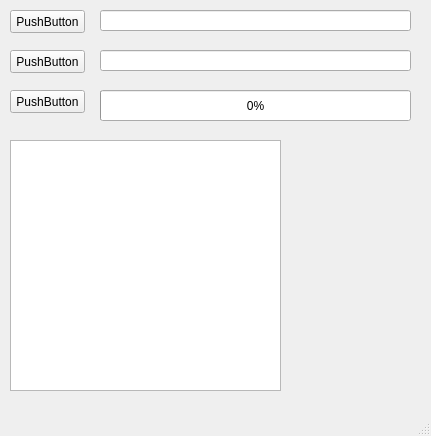
The window that ui/mainWindow.ui (rikioy/media_archive) describes before a commit, drawn with Qt 5.
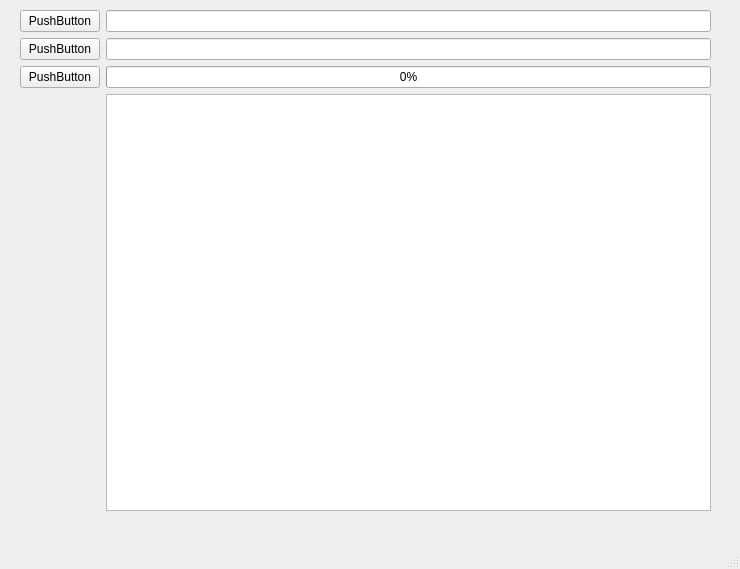
The same window after the commit.

The edit to the form file:
```diff
--- a/ui/mainWindow.ui
+++ b/ui/mainWindow.ui
@@ -6,95 +6,66 @@
    <rect>
     <x>0</x>
     <y>0</y>
-    <width>431</width>
-    <height>436</height>
+    <width>740</width>
+    <height>569</height>
    </rect>
   </property>
   <property name="windowTitle">
    <string>MainWindow</string>
   </property>
   <widget class="QWidget" name="centralwidget">
-   <widget class="QPushButton" name="srcBtn">
+   <widget class="QWidget" name="horizontalLayoutWidget">
     <property name="geometry">
      <rect>
-      <x>10</x>
+      <x>20</x>
       <y>10</y>
-      <width>75</width>
-      <height>23</height>
+      <width>691</width>
+      <height>501</height>
      </rect>
     </property>
-    <property name="text">
-     <string>PushButton</string>
-    </property>
-   </widget>
-   <widget class="QLineEdit" name="srcEdit">
-    <property name="geometry">
-     <rect>
-      <x>100</x>
-      <y>10</y>
-      <width>311</width>
-      <height>21</height>
-     </rect>
-    </property>
-   </widget>
-   <widget class="QPushButton" name="dstBtn">
-    <property name="geometry">
-     <rect>
-      <x>10</x>
-      <y>50</y>
-      <width>75</width>
-      <height>23</height>
-     </rect>
-    </property>
-    <property name="text">
-     <string>PushButton</string>
-    </property>
-   </widget>
-   <widget class="QLineEdit" name="dstEdit">
-    <property name="geometry">
-     <rect>
-      <x>100</x>
-      <y>50</y>
-      <width>311</width>
-      <height>21</height>
-     </rect>
-    </property>
-   </widget>
-   <widget class="QPushButton" name="runBtn">
-    <property name="geometry">
-     <rect>
-      <x>10</x>
-      <y>90</y>
-      <width>75</width>
-      <height>23</height>
-     </rect>
-    </property>
-    <property name="text">
-     <string>PushButton</string>
-    </property>
-   </widget>
-   <widget class="QProgressBar" name="pBar">
-    <property name="geometry">
-     <rect>
-      <x>100</x>
-      <y>90</y>
-      <width>311</width>
-      <height>31</height>
-     </rect>
-    </property>
-    <property name="value">
-     <number>0</number>
-    </property>
-   </widget>
-   <widget class="QTextBrowser" name="tBro">
-    <property name="geometry">
-     <rect>
-      <x>10</x>
-      <y>140</y>
-      <width>271</width>
-      <height>251</height>
-     </rect>
-    </property>
+    <layout class="QHBoxLayout" name="horizontalLayout">
+     <item>
+      <layout class="QGridLayout" name="gridLayout">
+       <item row="0" column="1">
+        <widget class="QLineEdit" name="srcEdit"/>
+       </item>
+       <item row="0" column="0">
+        <widget class="QPushButton" name="srcBtn">
+         <property name="text">
+          <string>PushButton</string>
+         </property>
+        </widget>
+       </item>
+       <item row="2" column="0">
+        <widget class="QPushButton" name="runBtn">
+         <property name="text">
+          <string>PushButton</string>
+         </property>
+        </widget>
+       </item>
+       <item row="1" column="0">
+        <widget class="QPushButton" name="dstBtn">
+         <property name="text">
+          <string>PushButton</string>
+         </property>
+        </widget>
+       </item>
+       <item row="2" column="1">
+        <widget class="QProgressBar" name="pBar">
+         <property name="value">
+          <number>0</number>
+         </property>
+        </widget>
+       </item>
+       <item row="1" column="1">
+        <widget class="QLineEdit" name="dstEdit"/>
+       </item>
+       <item row="3" column="1">
+        <widget class="QTextBrowser" name="tBro"/>
+       </item>
+      </layout>
+     </item>
+    </layout>
    </widget>
   </widget>
   <widget class="QMenuBar" name="menubar">
```
Left out of the diff: 2 changed lines with no effect on the pictures.
